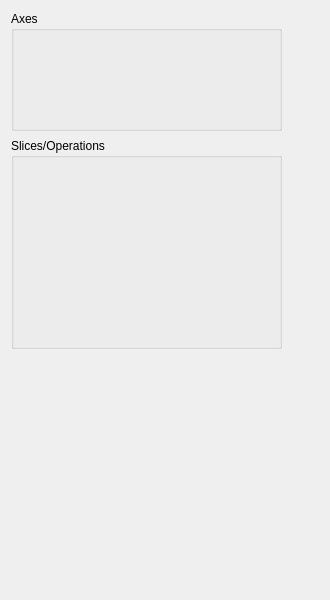
Above: SciDataTool/GUI/WAxisManager/WAxisManager.ui from Eomys/SciDataTool before the change. Below: the same form after it.
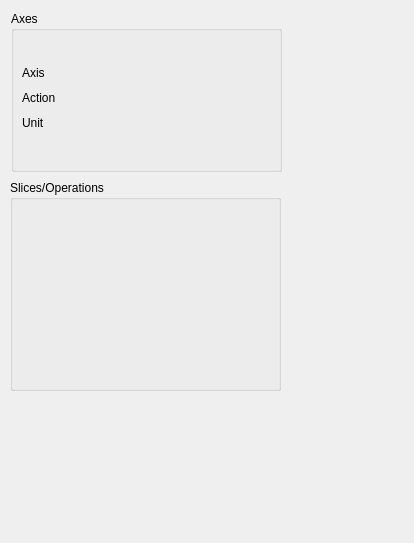
That is the form after the change. Custom widgets are drawn as their Qt base class.

Commit message: [NF] Switching for horizontal layout to vertical layout for WAxisSelector and working on case where field with one axis is given

What changed in the file:
```diff
--- a/SciDataTool/GUI/WAxisManager/WAxisManager.ui
+++ b/SciDataTool/GUI/WAxisManager/WAxisManager.ui
@@ -6,8 +6,8 @@
    <rect>
     <x>0</x>
     <y>0</y>
-    <width>330</width>
-    <height>600</height>
+    <width>414</width>
+    <height>543</height>
    </rect>
   </property>
   <property name="windowTitle">
@@ -16,8 +16,8 @@
   <widget class="QGroupBox" name="g_data_extract">
    <property name="geometry">
     <rect>
-     <x>11</x>
-     <y>138</y>
+     <x>10</x>
+     <y>180</y>
      <width>271</width>
      <height>211</height>
     </rect>
@@ -84,11 +84,11 @@
      <x>11</x>
      <y>11</y>
      <width>271</width>
-     <height>120</height>
+     <height>161</height>
     </rect>
    </property>
    <property name="sizePolicy">
-    <sizepolicy hsizetype="MinimumExpanding" vsizetype="Minimum">
+    <sizepolicy hsizetype="MinimumExpanding" vsizetype="Expanding">
      <horstretch>0</horstretch>
      <verstretch>0</verstretch>
     </sizepolicy>
@@ -111,13 +111,88 @@
    <widget class="QWidget" name="layoutWidget">
     <property name="geometry">
      <rect>
-      <x>10</x>
-      <y>20</y>
+      <x>11</x>
+      <y>21</y>
       <width>251</width>
-      <height>92</height>
+      <height>137</height>
      </rect>
     </property>
-    <layout class="QVBoxLayout" name="lay_axes">
+    <layout class="QHBoxLayout" name="lay_axes">
+     <item>
+      <layout class="QVBoxLayout" name="verticalLayout">
+       <item>
+        <spacer name="verticalSpacer_2">
+         <property name="orientation">
+          <enum>Qt::Vertical</enum>
+         </property>
+         <property name="sizeHint" stdset="0">
+          <size>
+           <width>20</width>
+           <height>35</height>
+          </size>
+         </property>
+        </spacer>
+       </item>
+       <item>
+        <widget class="QLabel" name="label_4">
+         <property name="minimumSize">
+          <size>
+           <width>0</width>
+           <height>18</height>
+          </size>
+         </property>
+         <property name="text">
+          <string>Axis</string>
+         </property>
+        </widget>
+       </item>
+       <item>
+        <widget class="QLabel" name="label_2">
+         <property name="minimumSize">
+          <size>
+           <width>0</width>
+           <height>20</height>
+          </size>
+         </property>
+         <property name="text">
+          <string>Action</string>
+         </property>
+        </widget>
+       </item>
+       <item>
+        <widget class="QLabel" name="label_3">
+         <property name="sizePolicy">
+          <sizepolicy hsizetype="Preferred" vsizetype="Preferred">
+           <horstretch>0</horstretch>
+           <verstretch>0</verstretch>
+          </sizepolicy>
+         </property>
+         <property name="minimumSize">
+          <size>
+           <width>0</width>
+           <height>18</height>
+          </size>
+         </property>
+         <property name="text">
+          <string>Unit</string>
+         </property>
+        </widget>
+       </item>
+       <item>
+        <spacer name="verticalSpacer_3">
+         <property name="orientation">
+          <enum>Qt::Vertical</enum>
+         </property>
+         <property name="sizeHint" stdset="0">
+          <size>
+           <width>20</width>
+           <height>40</height>
+          </size>
+         </property>
+        </spacer>
+       </item>
+      </layout>
+     </item>
      <item>
       <widget class="WAxisSelector" name="w_axis_1" native="true">
        <property name="sizePolicy">
```
The commit also changes 8 other files.
